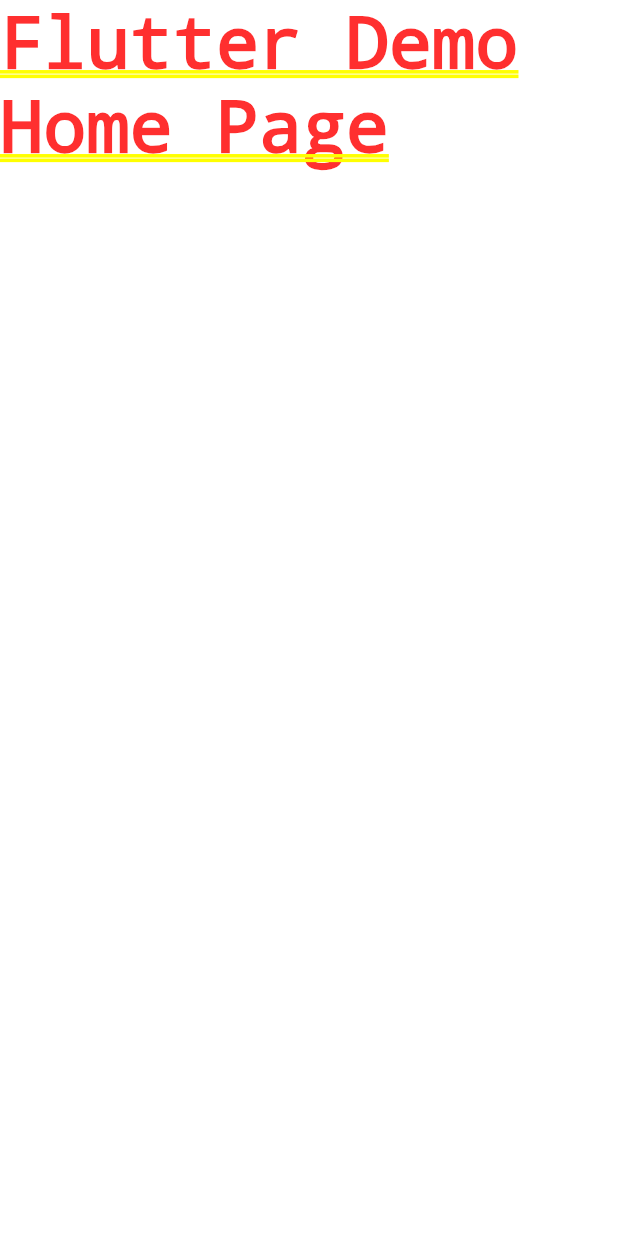
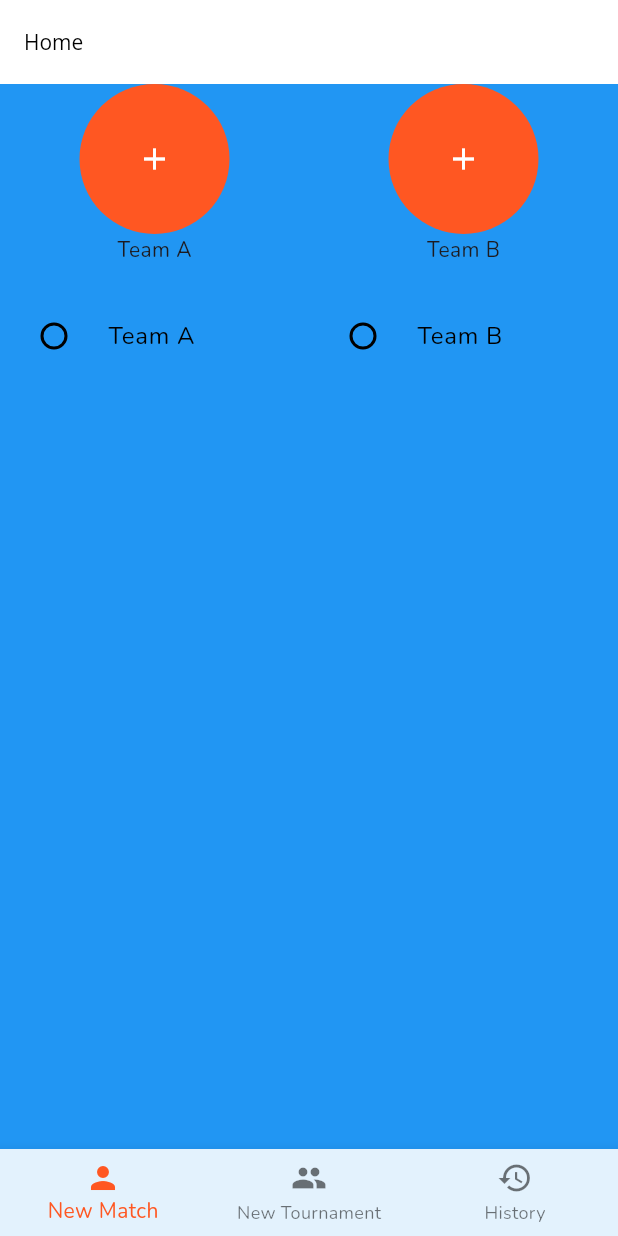
Before and after one commit to yashpatoliya14/cric_live, a Flutter app: the screen it shows after launch, on a phone screen of 412 x 824 dp. Run offline on Flutter 3.47's test engine with Material 3 defaults, Android fonts, the phone set to English and light mode, and no system bars; our stand-ins replace get, google_fonts.

Commit message:
set up folder structure

```diff
--- /dev/null
+++ b/lib/features/create_team_view/create_team_controller.dart
@@ -0,0 +1,19 @@
+import 'package:cric_live/utils/import_exports.dart';
+
+class CreateTeamController extends GetxController {
+  List<String> teams = ["Team A", "Team B"];
+  late RxString tossWinnerTeam;
+  @override
+  void onInit() {
+    // TODO: implement onInit
+    super.onInit();
+    tossWinnerTeam = teams[0].obs;
+  }
+
+  onTossWinnerTeamChanged(value) {
+    if (value != null) {
+      tossWinnerTeam.value = value;
+      tossWinnerTeam.refresh();
+    }
+  }
+}
--- /dev/null
+++ b/lib/features/create_team_view/create_team_view.dart
@@ -0,0 +1,69 @@
+import 'package:cric_live/features/create_team_view/create_team_controller.dart';
+import 'package:cric_live/utils/import_exports.dart';
+
+class CreateTeamView extends StatelessWidget {
+  const CreateTeamView({super.key});
+
+  @override
+  Widget build(BuildContext context) {
+    return GetX<CreateTeamController>(
+      init: CreateTeamController(),
+      builder:
+          (controller) => Scaffold(
+            backgroundColor: Theme.of(context).scaffoldBackgroundColor,
+
+            body: SingleChildScrollView(
+              child: Column(
+                children: [
+                  Row(
+                    mainAxisAlignment: MainAxisAlignment.spaceAround,
+                    children: [
+                      _buildCircleAvatar(title: "Team A", onPressed: () {}),
+                      _buildCircleAvatar(title: "Team B", onPressed: () {}),
+                    ],
+                  ),
+                  SizedBox(height: 20),
+                  Row(
+                    children: [
+                      Expanded(
+                        child: RadioListTile(
+                          value: controller.tossWinnerTeam.value,
+                          groupValue: controller.teams,
+                          onChanged: controller.onTossWinnerTeamChanged,
+
+                          title: Text("Team A"),
+                        ),
+                      ),
+                      Expanded(
+                        child: RadioListTile(
+                          value: controller.tossWinnerTeam.value,
+                          groupValue: controller.teams,
+                          onChanged: controller.onTossWinnerTeamChanged,
+                          title: Text("Team B"),
+                        ),
+                      ),
+                    ],
+                  ),
+                ],
+              ),
+            ),
+          ),
+    );
+  }
+
+  _buildCircleAvatar({required String title, required Function onPressed}) {
+    return Column(
+      children: [
+        CircleAvatar(
+          maxRadius: 50,
+          child: IconButton(
+            padding: EdgeInsets.all(38),
+            icon: Icon(Icons.add),
+            onPressed: () => onPressed(),
+          ),
+        ),
+        Text(title),
+      ],
+    );
+  }
+}
--- /dev/null
+++ b/lib/features/dashboard_view/dashboard_controller.dart
@@ -0,0 +1,15 @@
+import 'package:cric_live/utils/import_exports.dart';
+
+class DashboardController extends GetxController {
+  RxInt currentIndex = 0.obs;
+  List<Widget> pages = [
+    CreateTeamView(),
+    Text("create a tournament"),
+    Text("history"),
+  ];
+  onIndexChanged(value) {
+    if (value != null) {
+      currentIndex.value = value;
+    }
+  }
+}
--- /dev/null
+++ b/lib/features/dashboard_view/dashboard_view.dart
@@ -0,0 +1,44 @@
+import 'package:cric_live/features/dashboard_view/dashboard_controller.dart';
+import 'package:cric_live/utils/import_exports.dart';
+
+class DashboardView extends StatelessWidget {
+  const DashboardView({super.key});
+
+  @override
+  Widget build(BuildContext context) {
+    return GetX<DashboardController>(
+      init: DashboardController(),
+      builder:
+          (controller) => Scaffold(
+            appBar: AppBar(
+              title: Text(
+                "Home",
+                style: Theme.of(context).appBarTheme.titleTextStyle,
+              ),
+            ),
+            body: IndexedStack(
+              index: controller.currentIndex.value,
+              children: controller.pages,
+            ),
+            bottomNavigationBar: BottomNavigationBar(
+              currentIndex: controller.currentIndex.value,
+              onTap: (value) => controller.onIndexChanged(value),
+              items: [
+                BottomNavigationBarItem(
+                  icon: Icon(Icons.person),
+                  label: "New Match",
+                ),
+                BottomNavigationBarItem(
+                  icon: Icon(Icons.group),
+                  label: "New Tournament",
+                ),
+                BottomNavigationBarItem(
+                  icon: Icon(Icons.history),
+                  label: "History",
+                ),
+              ],
+            ),
+          ),
+    );
+  }
+}
--- a/lib/main.dart
+++ b/lib/main.dart
@@ -1,4 +1,5 @@
-import 'package:flutter/material.dart';
+import 'package:cric_live/features/dashboard_view/dashboard_view.dart';
+import 'package:cric_live/utils/import_exports.dart';
 
 void main() {
   runApp(const MyApp());
@@ -7,15 +8,42 @@
 class MyApp extends StatelessWidget {
   const MyApp({super.key});
 
-  // This widget is the root of your application.
   @override
   Widget build(BuildContext context) {
-    return MaterialApp(
+    return GetMaterialApp(
       title: 'CricLive',
       theme: ThemeData(
-        colorScheme: ColorScheme.fromSeed(seedColor: Colors.deepPurple),
+        scaffoldBackgroundColor: Colors.blue[500],
+        buttonTheme: ButtonThemeData(
+          buttonColor: Colors.deepOrange,
+          focusColor: Colors.deepOrange.shade900,
+          disabledColor: Colors.deepOrange.shade200,
+          textTheme: ButtonTextTheme.primary,
+        ),
+        textTheme: GoogleFonts.nunitoTextTheme(),
+        appBarTheme: AppBarTheme(
+          backgroundColor: Colors.white,
+          titleTextStyle: GoogleFonts.openSans(color: Colors.black),
+        ),
+        colorScheme: ColorScheme(
+          brightness: Brightness.light,
+          primary: Colors.deepOrange,
+          onPrimary: Colors.white,
+          secondary: Colors.deepOrange.shade500,
+          onSecondary: Colors.white,
+          error: Colors.red.shade900,
+          onError: Colors.white,
+          surface: Colors.blue.shade50,
+          onSurface: Colors.black,
+        ),
       ),
-      home: const Text('Flutter Demo Home Page'),
+      darkTheme: ThemeData(
+        //implement in later version
+      ),
+      home: DashboardView(),
+      getPages: [
+        // GetPage(name: "/dashboard", page:()=>DashboardView())
+      ],
     );
   }
 }
--- a/lib/utils/import_exports.dart
+++ b/lib/utils/import_exports.dart
@@ -0,0 +1,4 @@
+export 'package:cric_live/features/create_team_view/create_team_view.dart';
+export 'package:flutter/material.dart';
+export 'package:get/get.dart';
+export 'package:google_fonts/google_fonts.dart';
--- a/pubspec.yaml
+++ b/pubspec.yaml
@@ -36,6 +36,7 @@
   cupertino_icons: ^1.0.8
   get:
   sqflite:
+  google_fonts:
 
 
 dev_dependencies:
```
Also changed, not shown: lib/features/create_team_view/create_team_model.dart (added), lib/features/dashboard_view/dashboard_model.dart (added), pubspec.lock, 1 other file.
